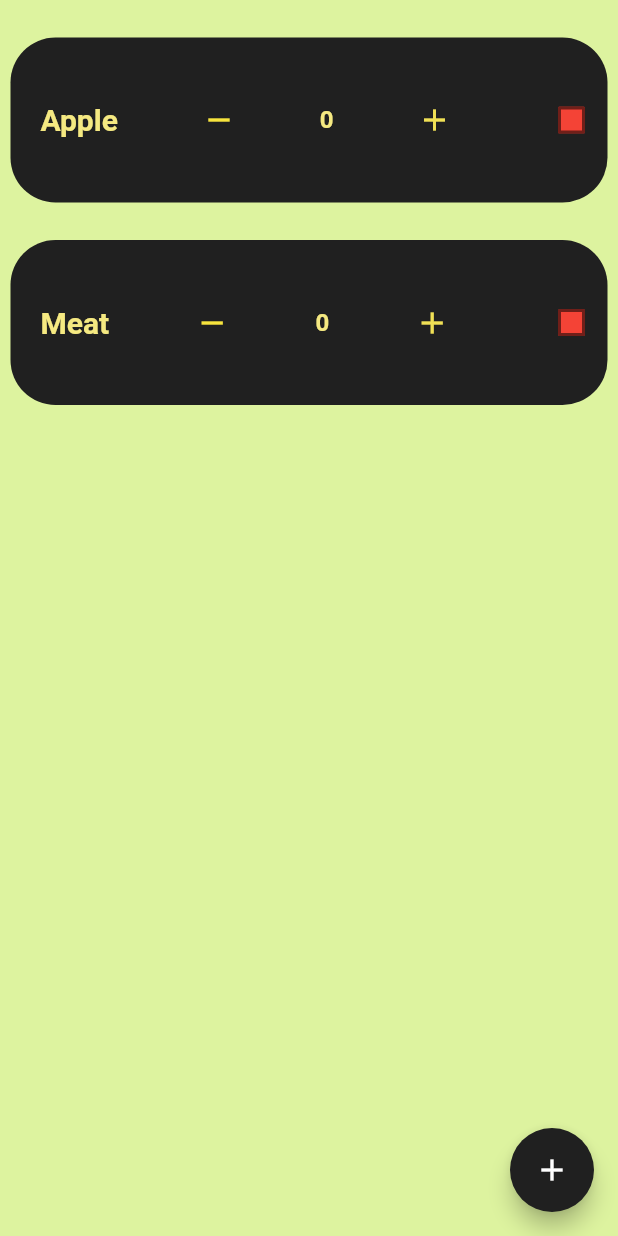
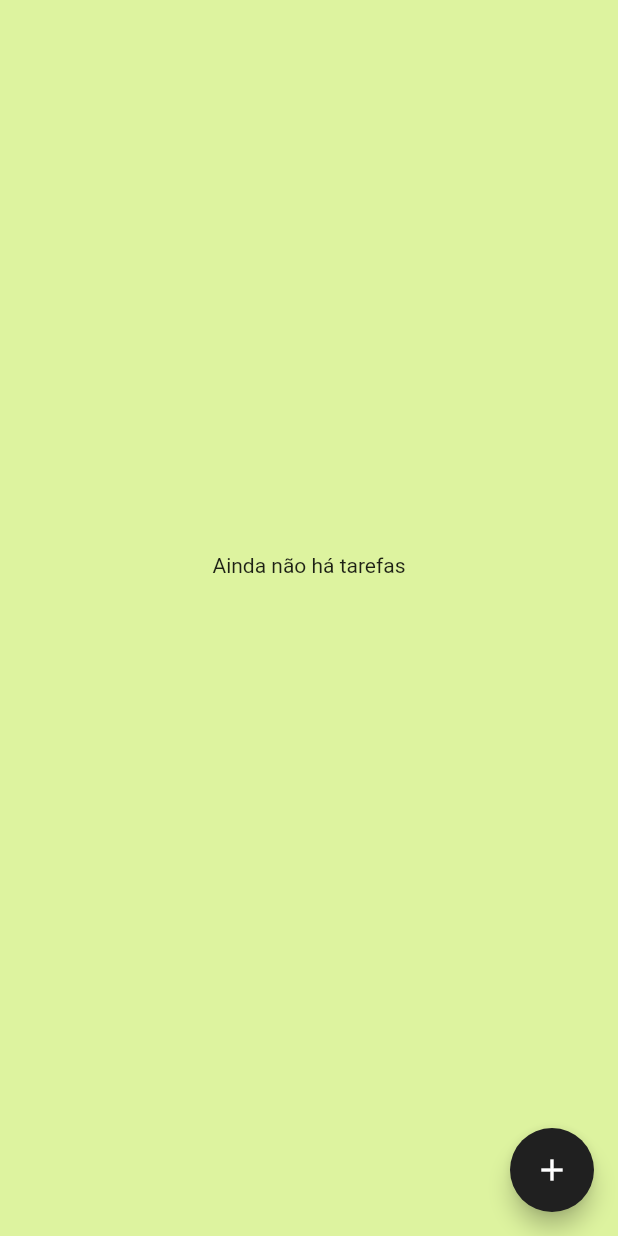
Before and after one commit to bath0ry/shopping_list, a Flutter app: the screen it shows after launch, on a phone screen of 412 x 824 dp. Run offline on Flutter 3.47's test engine with Material 2 defaults, Android fonts, the phone set to English and light mode, and no system bars; our stand-ins replace sqflite; accounts and stored records are empty.

Commit message:
add future builder/connection states/save, delete item

```diff
--- /dev/null
+++ b/lib/cart_items_dao.dart
@@ -0,0 +1,57 @@
+import 'package:shopping_list/cart_database.dart';
+import 'package:shopping_list/cart_items_widget.dart';
+import 'package:sqflite/sqflite.dart';
+
+class CartItemsDao {
+  static const String tableSql = 'CREATE TABLE $_tableName('
+      '$_itemName TEXT)';
+  static const String _tableName = 'cartTable';
+  static const String _itemName = 'itemName';
+
+  save(CartItems item) async {
+    final Database bancoDeDados = await getDatabase();
+    var itemExist = await find(item.itemName);
+    Map<String, dynamic> cartMap = toMap(item);
+    if (itemExist.isEmpty) {
+      return await bancoDeDados.insert(_tableName, cartMap);
+    } else {
+      return await bancoDeDados.update(_tableName, cartMap,
+          where: '$_itemName = ?', whereArgs: [item.itemName]);
+    }
+  }
+
+  Map<String, dynamic> toMap(CartItems item) {
+    final Map<String, dynamic> mapaDeItems = {};
+    mapaDeItems[_itemName] = item.itemName;
+    return mapaDeItems;
+  }
+
+  Future<List<CartItems>> findAll() async {
+    final Database bancoDeDados = await getDatabase();
+    final List<Map<String, dynamic>> result =
+        await bancoDeDados.query(_tableName);
+    return toList(result);
+  }
+
+  List<CartItems> toList(List<Map<String, dynamic>> mapaDeItems) {
+    final List<CartItems> items = [];
+    for (Map<String, dynamic> linha in mapaDeItems) {
+      final CartItems item = CartItems(linha[_itemName]);
+      items.add(item);
+    }
+    return items;
+  }
+
+  Future<List<CartItems>> find(String nomeDoItem) async {
+    final Database bancoDeDados = await getDatabase();
+    final List<Map<String, dynamic>> result = await bancoDeDados
+        .query(_tableName, where: '$_itemName = ?', whereArgs: [nomeDoItem]);
+    return toList(result);
+  }
+
+  delete(String nomeDoItem) async {
+    final Database bancoDeDados = await getDatabase();
+    return bancoDeDados
+        .delete(_tableName, where: '$_itemName = ?', whereArgs: [nomeDoItem]);
+  }
+}
--- a/lib/cart_items_widget.dart
+++ b/lib/cart_items_widget.dart
@@ -1,4 +1,5 @@
 import 'package:flutter/material.dart';
+import 'package:shopping_list/cart_items_dao.dart';
 
 class CartItems extends StatefulWidget {
   final String itemName;
@@ -40,6 +41,7 @@ class _CartItemsState extends State<CartItems> {
         ),
         width: 100,
         height: 110,
+        child: Expanded(
           child: Row(
             mainAxisAlignment: MainAxisAlignment.spaceBetween,
             children: [
@@ -47,23 +49,26 @@ class _CartItemsState extends State<CartItems> {
                 padding: const EdgeInsets.only(left: 20),
                 child: Text(
                   widget.itemName,
-                style: TextStyle(
+                  style: const TextStyle(
                       color: Color.fromARGB(255, 245, 233, 129),
                       fontSize: 20,
                       fontWeight: FontWeight.w600),
+                  overflow: TextOverflow.fade,
+                  maxLines: 1,
+                  softWrap: false,
                 ),
               ),
               IconButton(
                   onPressed: () {
                     decrementItem();
                   },
-                icon: Icon(
+                  icon: const Icon(
                     Icons.remove,
                     color: Color.fromARGB(255, 247, 228, 61),
                   )),
               Text(
                 '${widget.itemQuanty}',
-              style: TextStyle(
+                style: const TextStyle(
                     fontSize: 16,
                     color: Color.fromARGB(255, 245, 233, 129),
                     fontWeight: FontWeight.w600),
@@ -72,10 +77,15 @@ class _CartItemsState extends State<CartItems> {
                   onPressed: () {
                     incrementItem();
                   },
-                icon: Icon(
+                  icon: const Icon(
                     Icons.add,
                     color: Color.fromARGB(255, 240, 224, 85),
                   )),
+              IconButton(
+                  onPressed: () {
+                    CartItemsDao().delete(widget.itemName);
+                  },
+                  icon: Icon(Icons.delete_forever)),
               Checkbox(
                   fillColor: MaterialStateProperty.all(Colors.red),
                   value: isChecked,
@@ -87,6 +97,7 @@ class _CartItemsState extends State<CartItems> {
             ],
           ),
         ),
+      ),
     );
   }
 }
--- a/lib/home_page.dart
+++ b/lib/home_page.dart
@@ -1,31 +1,75 @@
 import 'package:flutter/material.dart';
+import 'package:shopping_list/cart_items_dao.dart';
 import 'package:shopping_list/cart_items_widget.dart';
 import 'package:shopping_list/form_page.dart';
-import 'package:shopping_list/inherited_items.dart';
 
-class HomePage extends StatelessWidget {
+class HomePage extends StatefulWidget {
   const HomePage({super.key});
 
+  @override
+  State<HomePage> createState() => _HomePageState();
+}
+
+class _HomePageState extends State<HomePage> {
   @override
   Widget build(BuildContext context) {
     return Scaffold(
         floatingActionButton: FloatingActionButton(
-        backgroundColor: Color.fromARGB(255, 32, 32, 32),
+          backgroundColor: const Color.fromARGB(255, 32, 32, 32),
           onPressed: () {
-          Navigator.of(context).push(MaterialPageRoute(
+            Navigator.of(context)
+                .push(MaterialPageRoute(
                     builder: (BuildContext contextNew) => FormPage(
                           itemContext: context,
-                  )));
+                        )))
+                .then((value) => setState(
+                      () {},
+                    ));
           },
-        child: Icon(
+          child: const Icon(
             Icons.add,
           ),
         ),
-      backgroundColor: Color.fromARGB(255, 221, 243, 159),
-      body: ListView(
-        children: ItemCartInhertied.of(context).itemsList,
-        padding: EdgeInsets.only(top: 10, bottom: 80),
-      ),
+        backgroundColor: const Color.fromARGB(255, 221, 243, 159),
+        body: Padding(
+          padding: const EdgeInsets.only(top: 10, bottom: 80),
+          child: FutureBuilder(
+            builder: (context, snapshot) {
+              List<CartItems>? items = snapshot.data;
+              switch (snapshot.connectionState) {
+                case ConnectionState.none:
+                  return Center(
+                    child: CircularProgressIndicator(),
+                  );
+
+                case ConnectionState.waiting:
+                  return Center(
+                    child: CircularProgressIndicator(),
+                  );
+                case ConnectionState.active:
+                  return Center(
+                    child: CircularProgressIndicator(),
+                  );
+                case ConnectionState.done:
+                  if (items != null && snapshot.hasData) {
+                    if (items.isNotEmpty) {
+                      return ListView.builder(
+                        itemBuilder: (context, index) {
+                          final CartItems item = items[index];
+                          return item;
+                        },
+                        itemCount: items.length,
                       );
                     }
+                    return const Center(
+                      child: Text('Ainda não há tarefas'),
+                    );
                   }
+                  return const Text('Erro ao pegar dados');
+              }
+            },
+            future: CartItemsDao().findAll(),
+          ),
+        ));
+  }
+}
--- a/lib/inherited_items.dart
+++ /dev/null
@@ -1,33 +0,0 @@
-import 'package:flutter/material.dart';
-import 'package:shopping_list/cart_items_widget.dart';
-
-class ItemCartInhertied extends InheritedWidget {
-  ItemCartInhertied({required super.child});
-  final List<CartItems> itemsList = [
-    CartItems(
-      'Apple',
-    ),
-    CartItems(
-      'Meat',
-    ),
-  ];
-  void newItem(
-    String name,
-  ) {
-    itemsList.add(CartItems(
-      name,
-    ));
-  }
-
-  static ItemCartInhertied of(BuildContext context) {
-    final ItemCartInhertied? result =
-        context.dependOnInheritedWidgetOfExactType<ItemCartInhertied>();
-    assert(result != null, 'No found in context');
-    return result!;
-  }
-
-  @override
-  bool updateShouldNotify(ItemCartInhertied oldWidget) {
-    return oldWidget.itemsList.length != itemsList.length;
-  }
-}
--- a/lib/main.dart
+++ b/lib/main.dart
@@ -1,6 +1,5 @@
 import 'package:flutter/material.dart';
 import 'package:shopping_list/home_page.dart';
-import 'package:shopping_list/inherited_items.dart';
 
 void main() {
   runApp(const MyApp());
@@ -18,7 +17,7 @@ class MyApp extends StatelessWidget {
       theme: ThemeData(
         primarySwatch: Colors.blue,
       ),
-      home: SafeArea(child: ItemCartInhertied(child: const HomePage())),
+      home: SafeArea(child: const HomePage()),
     );
   }
 }
--- a/pubspec.yaml
+++ b/pubspec.yaml
@@ -36,6 +36,9 @@ dependencies:
   # The following adds the Cupertino Icons font to your application.
   # Use with the CupertinoIcons class for iOS style icons.
   cupertino_icons: ^1.0.2
+  sqflite: ^2.2.2
+  flutter_bloc: ^8.1.1
+  equatable: ^2.0.5
 
 dev_dependencies:
   flutter_test:
```
Also changed, not shown: lib/cart_database.dart (added, +10 -0 lines), lib/form_page.dart (+10 -10 lines), pubspec.lock, 1 other file. Lines whose indentation alone changed are shown as unchanged.
